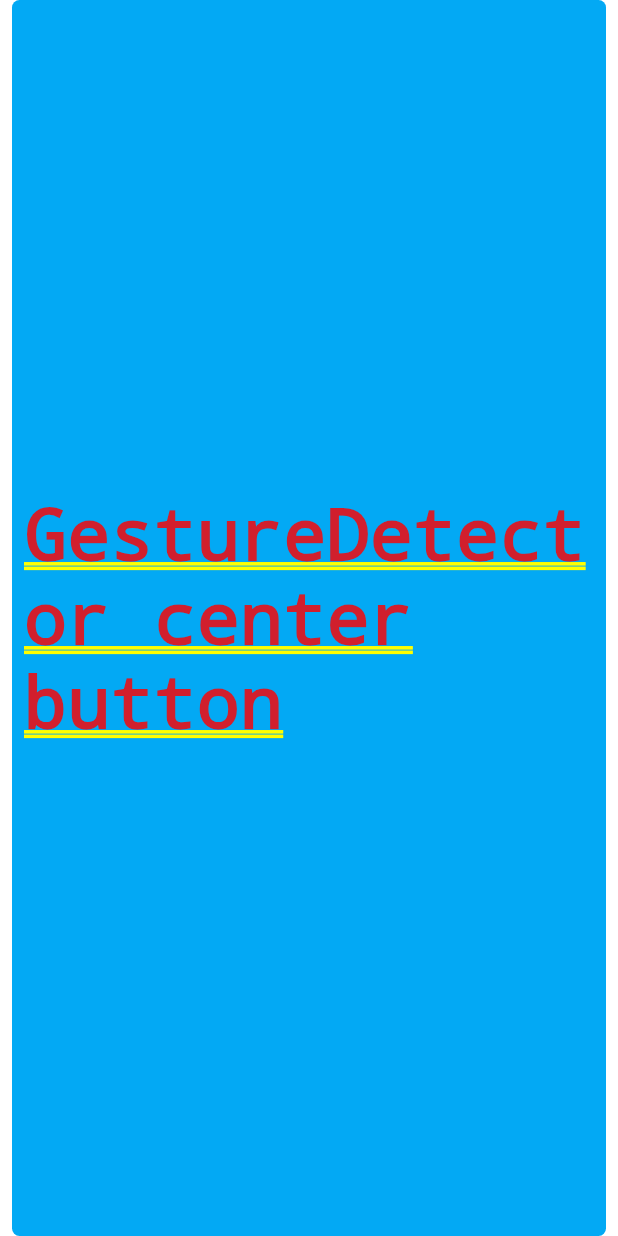
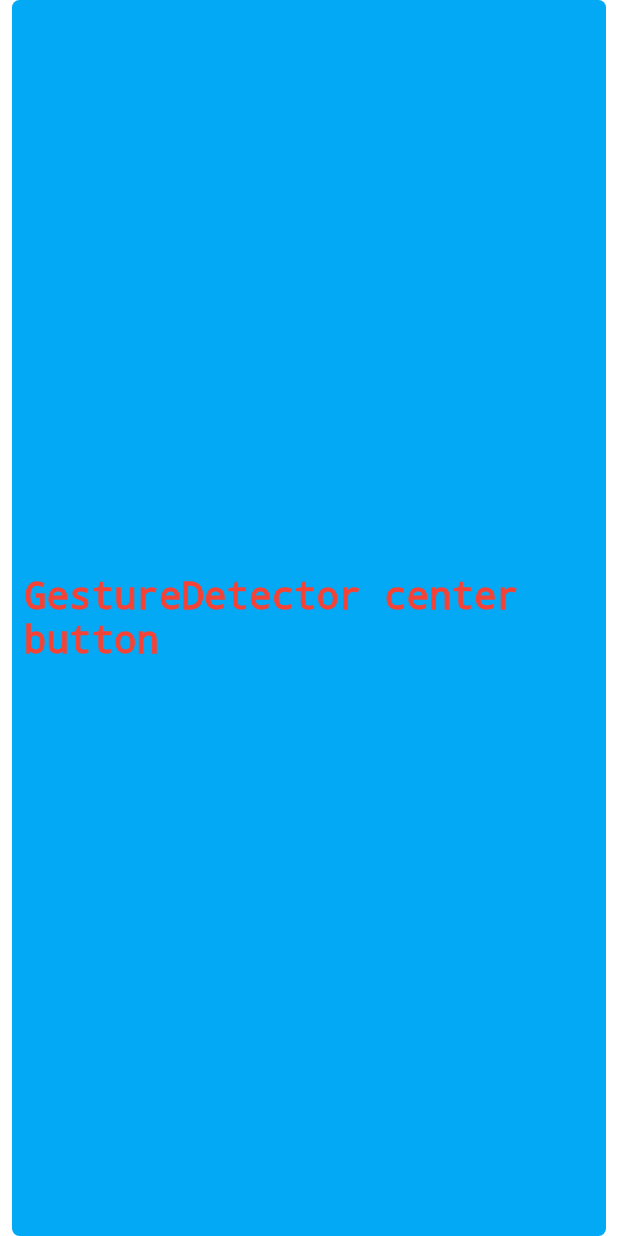
Before and after one commit to ChinaZeng/FlutterStudy, a Flutter app: the screen it shows after launch, on a phone screen of 412 x 824 dp. Run offline on Flutter 3.47's test engine with Material 2 defaults, Android fonts, the phone set to English and light mode, and no system bars.

Commit message:
basic study

```diff
--- a/lib/study01/basic03.dart
+++ b/lib/study01/basic03.dart
@@ -20,7 +20,14 @@ class MyButton extends StatelessWidget {
           color: Colors.lightBlue,
         ),
         child: Center(
-          child: Text("GestureDetector center button"),
+          child: Text(
+            "GestureDetector center button",
+            style: TextStyle(
+              color: Colors.red,
+              fontSize: 25.0,
+              decoration: TextDecoration.none,
+            ),
+          ),
         ),
       ),
     );
```
